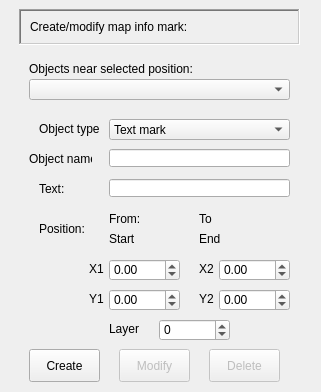
MUME/MMapper, file src/mainwindow/infomarkseditdlg.ui: the form before one commit.
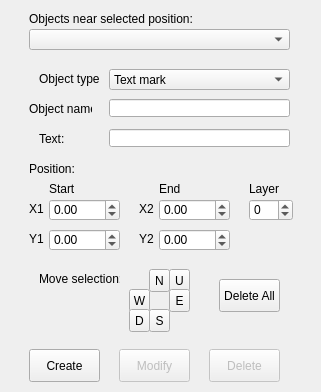
The form after the commit. Icons and pictures are not drawn.

Commit message: infomarks edit improved (move, delete selection)

```diff
--- a/src/mainwindow/infomarkseditdlg.ui
+++ b/src/mainwindow/infomarkseditdlg.ui
@@ -65,11 +65,88 @@
      <property name="frameShadow" >
       <enum>QFrame::Plain</enum>
      </property>
+     <widget class="QPushButton" name="objectModify" >
+      <property name="enabled" >
+       <bool>false</bool>
+      </property>
+      <property name="geometry" >
+       <rect>
+        <x>110</x>
+        <y>340</y>
+        <width>71</width>
+        <height>33</height>
+       </rect>
+      </property>
+      <property name="text" >
+       <string>Modify</string>
+      </property>
+     </widget>
+     <widget class="QPushButton" name="objectCreate" >
+      <property name="geometry" >
+       <rect>
+        <x>20</x>
+        <y>340</y>
+        <width>71</width>
+        <height>33</height>
+       </rect>
+      </property>
+      <property name="text" >
+       <string>Create</string>
+      </property>
+     </widget>
+     <widget class="QLabel" name="textLabel1_2_2" >
+      <property name="geometry" >
+       <rect>
+        <x>20</x>
+        <y>0</y>
+        <width>202</width>
+        <height>20</height>
+       </rect>
+      </property>
+      <property name="text" >
+       <string>Objects near selected position:</string>
+      </property>
+     </widget>
+     <widget class="QComboBox" name="objectType" >
+      <property name="geometry" >
+       <rect>
+        <x>100</x>
+        <y>60</y>
+        <width>181</width>
+        <height>21</height>
+       </rect>
+      </property>
+      <item>
+       <property name="text" >
+        <string>Text mark</string>
+       </property>
+      </item>
+      <item>
+       <property name="text" >
+        <string>Line</string>
+       </property>
+      </item>
+      <item>
+       <property name="text" >
+        <string>Arrow</string>
+       </property>
+      </item>
+     </widget>
+     <widget class="QLineEdit" name="objectNameStr" >
+      <property name="geometry" >
+       <rect>
+        <x>100</x>
+        <y>90</y>
+        <width>181</width>
+        <height>18</height>
+       </rect>
+      </property>
+     </widget>
      <widget class="QLabel" name="textLabel1_2" >
       <property name="geometry" >
        <rect>
         <x>30</x>
-        <y>110</y>
+        <y>60</y>
         <width>61</width>
         <height>20</height>
        </rect>
@@ -82,7 +159,7 @@
       <property name="geometry" >
        <rect>
         <x>20</x>
-        <y>140</y>
+        <y>90</y>
         <width>63</width>
         <height>20</height>
        </rect>
@@ -95,7 +172,7 @@
       <property name="geometry" >
        <rect>
         <x>30</x>
-        <y>170</y>
+        <y>120</y>
         <width>40</width>
         <height>20</height>
        </rect>
@@ -104,12 +181,22 @@
        <string>Text:</string>
       </property>
      </widget>
+     <widget class="QComboBox" name="objectsList" >
+      <property name="geometry" >
+       <rect>
+        <x>20</x>
+        <y>20</y>
+        <width>261</width>
+        <height>21</height>
+       </rect>
+      </property>
+     </widget>
      <widget class="QLabel" name="textLabel3_2" >
       <property name="geometry" >
        <rect>
-        <x>30</x>
-        <y>210</y>
-        <width>70</width>
+        <x>20</x>
+        <y>150</y>
+        <width>51</width>
         <height>20</height>
        </rect>
       </property>
@@ -117,25 +204,22 @@
        <string>Position:</string>
       </property>
      </widget>
-     <widget class="QLabel" name="startLabel_2" >
+     <widget class="QLineEdit" name="objectText" >
       <property name="geometry" >
        <rect>
         <x>100</x>
-        <y>200</y>
-        <width>70</width>
-        <height>20</height>
+        <y>120</y>
+        <width>181</width>
+        <height>18</height>
        </rect>
       </property>
-      <property name="text" >
-       <string>From:</string>
-      </property>
      </widget>
      <widget class="QLabel" name="startLabel" >
       <property name="geometry" >
        <rect>
-        <x>100</x>
-        <y>220</y>
-        <width>70</width>
+        <x>40</x>
+        <y>170</y>
+        <width>51</width>
         <height>20</height>
        </rect>
       </property>
@@ -146,9 +230,9 @@
      <widget class="QLabel" name="endLabel" >
       <property name="geometry" >
        <rect>
-        <x>190</x>
-        <y>220</y>
-        <width>70</width>
+        <x>150</x>
+        <y>170</y>
+        <width>31</width>
         <height>20</height>
        </rect>
       </property>
@@ -156,120 +240,11 @@
        <string>End</string>
       </property>
      </widget>
-     <widget class="QLabel" name="startLabel_3" >
-      <property name="geometry" >
-       <rect>
-        <x>190</x>
-        <y>200</y>
-        <width>70</width>
-        <height>20</height>
-       </rect>
-      </property>
-      <property name="text" >
-       <string>To</string>
-      </property>
-     </widget>
-     <widget class="QLabel" name="textLabel4_3_2_2" >
-      <property name="geometry" >
-       <rect>
-        <x>190</x>
-        <y>280</y>
-        <width>24</width>
-        <height>20</height>
-       </rect>
-      </property>
-      <property name="text" >
-       <string>Y2</string>
-      </property>
-     </widget>
-     <widget class="QLabel" name="textLabel4_3_3" >
-      <property name="geometry" >
-       <rect>
-        <x>190</x>
-        <y>250</y>
-        <width>24</width>
-        <height>20</height>
-       </rect>
-      </property>
-      <property name="text" >
-       <string>X2</string>
-      </property>
-     </widget>
-     <widget class="QLabel" name="textLabel4_3" >
-      <property name="geometry" >
-       <rect>
-        <x>80</x>
-        <y>250</y>
-        <width>16</width>
-        <height>20</height>
-       </rect>
-      </property>
-      <property name="text" >
-       <string>X1</string>
-      </property>
-     </widget>
-     <widget class="QLabel" name="textLabel1_2_2" >
-      <property name="geometry" >
-       <rect>
-        <x>20</x>
-        <y>50</y>
-        <width>202</width>
-        <height>20</height>
-       </rect>
-      </property>
-      <property name="text" >
-       <string>Objects near selected position:</string>
-      </property>
-     </widget>
-     <widget class="QFrame" name="frame_2" >
-      <property name="geometry" >
-       <rect>
-        <x>10</x>
-        <y>0</y>
-        <width>281</width>
-        <height>36</height>
-       </rect>
-      </property>
-      <property name="frameShape" >
-       <enum>QFrame::WinPanel</enum>
-      </property>
-      <property name="frameShadow" >
-       <enum>QFrame::Sunken</enum>
-      </property>
-      <layout class="QGridLayout" >
-       <property name="margin" >
-        <number>9</number>
-       </property>
-       <property name="spacing" >
-        <number>6</number>
-       </property>
-       <item row="0" column="0" >
-        <widget class="QLabel" name="textLabel5_2" >
-         <property name="text" >
-          <string>Create/modify map info mark:</string>
-         </property>
-        </widget>
-       </item>
-      </layout>
-     </widget>
-     <widget class="QLabel" name="textLabel4_3_2" >
-      <property name="geometry" >
-       <rect>
-        <x>80</x>
-        <y>280</y>
-        <width>16</width>
-        <height>20</height>
-       </rect>
-      </property>
-      <property name="text" >
-       <string>Y1</string>
-      </property>
-     </widget>
      <widget class="QLabel" name="textLabel4_3_4" >
       <property name="geometry" >
        <rect>
-        <x>100</x>
-        <y>310</y>
+        <x>240</x>
+        <y>170</y>
         <width>41</width>
         <height>20</height>
        </rect>
@@ -278,111 +253,37 @@
        <string>Layer</string>
       </property>
      </widget>
-     <widget class="QPushButton" name="objectModify" >
-      <property name="enabled" >
-       <bool>false</bool>
-      </property>
+     <widget class="QLabel" name="textLabel4_3_2" >
       <property name="geometry" >
        <rect>
-        <x>110</x>
-        <y>340</y>
-        <width>71</width>
-        <height>33</height>
+        <x>20</x>
+        <y>220</y>
+        <width>16</width>
+        <height>20</height>
        </rect>
       </property>
       <property name="text" >
-       <string>Modify</string>
+       <string>Y1</string>
       </property>
      </widget>
-     <widget class="QPushButton" name="objectDelete" >
-      <property name="enabled" >
-       <bool>false</bool>
-      </property>
+     <widget class="QLabel" name="textLabel4_3" >
       <property name="geometry" >
        <rect>
-        <x>200</x>
-        <y>340</y>
-        <width>71</width>
-        <height>33</height>
-       </rect>
-      </property>
-      <property name="text" >
-       <string>Delete</string>
-      </property>
-     </widget>
-     <widget class="QComboBox" name="objectsList" >
-      <property name="geometry" >
-       <rect>
         <x>20</x>
-        <y>70</y>
-        <width>261</width>
-        <height>21</height>
+        <y>190</y>
+        <width>16</width>
+        <height>20</height>
        </rect>
       </property>
-     </widget>
-     <widget class="QPushButton" name="objectCreate" >
-      <property name="geometry" >
-       <rect>
-        <x>20</x>
-        <y>340</y>
-        <width>71</width>
-        <height>33</height>
-       </rect>
-      </property>
       <property name="text" >
-       <string>Create</string>
-      </property>
-     </widget>
-     <widget class="QComboBox" name="objectType" >
-      <property name="geometry" >
-       <rect>
-        <x>100</x>
-        <y>110</y>
-        <width>181</width>
-        <height>21</height>
-       </rect>
-      </property>
-      <item>
-       <property name="text" >
-        <string>Text mark</string>
-       </property>
-      </item>
-      <item>
-       <property name="text" >
-        <string>Line</string>
-       </property>
-      </item>
-      <item>
-       <property name="text" >
-        <string>Arrow</string>
-       </property>
-      </item>
-     </widget>
-     <widget class="QLineEdit" name="objectNameStr" >
-      <property name="geometry" >
-       <rect>
-        <x>100</x>
-        <y>140</y>
-        <width>181</width>
-        <height>18</height>
-       </rect>
-      </property>
-     </widget>
-     <widget class="QLineEdit" name="objectText" >
-      <property name="geometry" >
-       <rect>
-        <x>100</x>
-        <y>170</y>
-        <width>181</width>
-        <height>18</height>
-       </rect>
+       <string>X1</string>
       </property>
      </widget>
      <widget class="QDoubleSpinBox" name="m_x1" >
       <property name="geometry" >
        <rect>
-        <x>100</x>
-        <y>250</y>
+        <x>40</x>
+        <y>190</y>
         <width>71</width>
         <height>22</height>
        </rect>
@@ -400,8 +301,8 @@
      <widget class="QDoubleSpinBox" name="m_y1" >
       <property name="geometry" >
        <rect>
-        <x>100</x>
-        <y>280</y>
+        <x>40</x>
+        <y>220</y>
         <width>71</width>
         <height>22</height>
        </rect>
@@ -416,11 +317,37 @@
        <double>0.01</double>
       </property>
      </widget>
+     <widget class="QLabel" name="textLabel4_3_3" >
+      <property name="geometry" >
+       <rect>
+        <x>130</x>
+        <y>190</y>
+        <width>24</width>
+        <height>20</height>
+       </rect>
+      </property>
+      <property name="text" >
+       <string>X2</string>
+      </property>
+     </widget>
+     <widget class="QLabel" name="textLabel4_3_2_2" >
+      <property name="geometry" >
+       <rect>
+        <x>130</x>
+        <y>220</y>
+        <width>24</width>
+        <height>20</height>
+       </rect>
+      </property>
+      <property name="text" >
+       <string>Y2</string>
+      </property>
+     </widget>
      <widget class="QDoubleSpinBox" name="m_x2" >
       <property name="geometry" >
        <rect>
-        <x>210</x>
-        <y>250</y>
+        <x>150</x>
+        <y>190</y>
         <width>71</width>
         <height>22</height>
        </rect>
@@ -438,8 +365,8 @@
      <widget class="QDoubleSpinBox" name="m_y2" >
       <property name="geometry" >
        <rect>
-        <x>210</x>
-        <y>280</y>
+        <x>150</x>
+        <y>220</y>
         <width>71</width>
         <height>22</height>
        </rect>
@@ -457,9 +384,9 @@
      <widget class="QSpinBox" name="m_layer" >
       <property name="geometry" >
        <rect>
-        <x>150</x>
-        <y>310</y>
-        <width>71</width>
+        <x>240</x>
+        <y>190</y>
+        <width>44</width>
         <height>22</height>
        </rect>
       </property>
@@ -470,6 +397,129 @@
        <number>-10</number>
       </property>
      </widget>
+     <widget class="QToolButton" name="layerNButton" >
+      <property name="geometry" >
+       <rect>
+        <x>140</x>
+        <y>260</y>
+        <width>21</width>
+        <height>23</height>
+       </rect>
+      </property>
+      <property name="text" >
+       <string>N</string>
+      </property>
+     </widget>
+     <widget class="QToolButton" name="layerUpButton" >
+      <property name="geometry" >
+       <rect>
+        <x>160</x>
+        <y>260</y>
+        <width>21</width>
+        <height>23</height>
+       </rect>
+      </property>
+      <property name="text" >
+       <string>U</string>
+      </property>
+     </widget>
+     <widget class="QToolButton" name="layerEButton" >
+      <property name="geometry" >
+       <rect>
+        <x>160</x>
+        <y>280</y>
+        <width>21</width>
+        <height>23</height>
+       </rect>
+      </property>
+      <property name="text" >
+       <string>E</string>
+      </property>
+     </widget>
+     <widget class="QToolButton" name="layerWButton" >
+      <property name="geometry" >
+       <rect>
+        <x>120</x>
+        <y>280</y>
+        <width>21</width>
+        <height>23</height>
+       </rect>
+      </property>
+      <property name="text" >
+       <string>W</string>
+      </property>
+     </widget>
+     <widget class="QToolButton" name="layerDownButton" >
+      <property name="geometry" >
+       <rect>
+        <x>120</x>
+        <y>300</y>
+        <width>21</width>
+        <height>23</height>
+       </rect>
+      </property>
+      <property name="text" >
+       <string>D</string>
+      </property>
+     </widget>
+     <widget class="QToolButton" name="layerSButton" >
+      <property name="geometry" >
+       <rect>
+        <x>140</x>
+        <y>300</y>
+        <width>21</width>
+        <height>23</height>
+       </rect>
+      </property>
+      <property name="text" >
+       <string>S</string>
+      </property>
+     </widget>
+     <widget class="QPushButton" name="objectDelete" >
+      <property name="enabled" >
+       <bool>false</bool>
+      </property>
+      <property name="geometry" >
+       <rect>
+        <x>200</x>
+        <y>340</y>
+        <width>71</width>
+        <height>33</height>
+       </rect>
+      </property>
+      <property name="text" >
+       <string>Delete</string>
+      </property>
+     </widget>
+     <widget class="QPushButton" name="objectDeleteAll" >
+      <property name="enabled" >
+       <bool>true</bool>
+      </property>
+      <property name="geometry" >
+       <rect>
+        <x>210</x>
+        <y>270</y>
+        <width>61</width>
+        <height>33</height>
+       </rect>
+      </property>
+      <property name="text" >
+       <string>Delete All</string>
+      </property>
+     </widget>
+     <widget class="QLabel" name="textLabel4_3_5" >
+      <property name="geometry" >
+       <rect>
+        <x>30</x>
+        <y>260</y>
+        <width>81</width>
+        <height>20</height>
+       </rect>
+      </property>
+      <property name="text" >
+       <string>Move selection:</string>
+      </property>
+     </widget>
     </widget>
    </item>
   </layout>
```
The commit also changes 3 other files.
